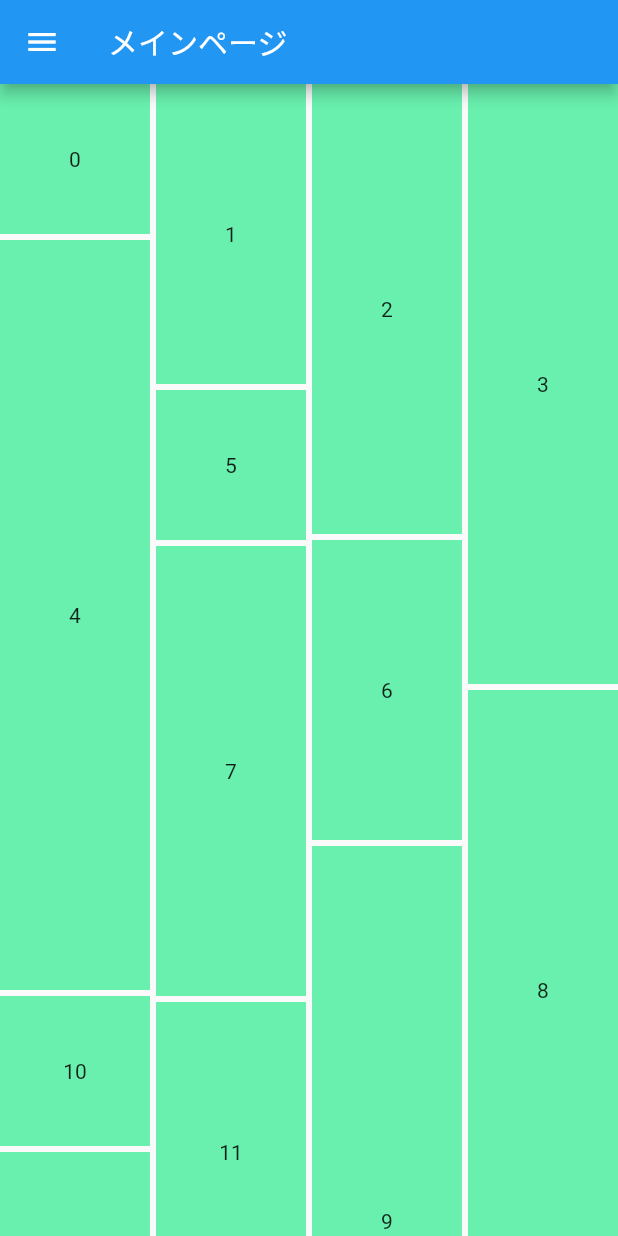
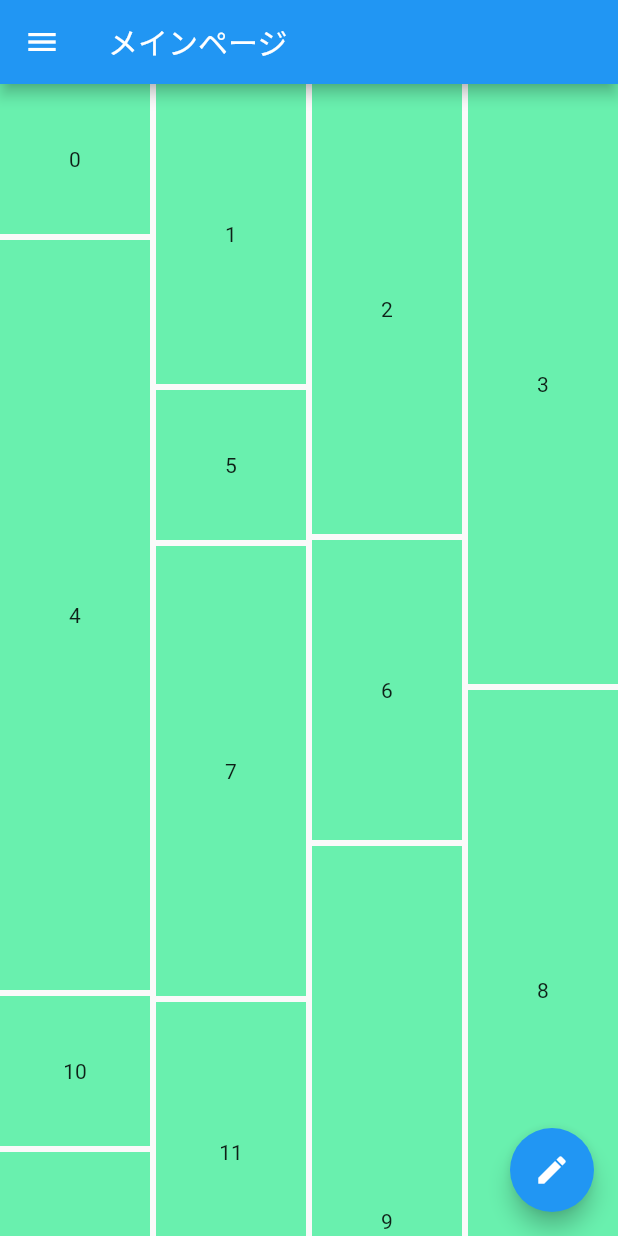
Before and after one commit to Pregum/prememo, a Flutter app: the MainPage screen opened by its route, on a phone screen of 412 x 824 dp. Run offline on Flutter 3.47's test engine with Material 2 defaults, Android fonts, the phone set to English and light mode, and no system bars; our stand-ins replace firebase_auth, firebase_core, flutter_dotenv, flutter_riverpod; missing offline and left inert: flutterfire_ui; accounts and stored records are empty.

Commit message:
update: 作成ボタンを追加

```diff
--- a/lib/view/main/main_page.dart
+++ b/lib/view/main/main_page.dart
@@ -34,6 +34,12 @@ class _MainPageState extends ConsumerState<MainPage> {
     return Scaffold(
       appBar: AppBar(
         title: const Text('メインページ'),
+      ),
+      floatingActionButton: FloatingActionButton(
+        child: const Icon(Icons.create),
+        onPressed: () {
+          Navigator.of(context).pushNamed(RouterPath.contentCreatePath);
+        },
       ),
       drawer: Drawer(
         child: SingleChildScrollView(
```
